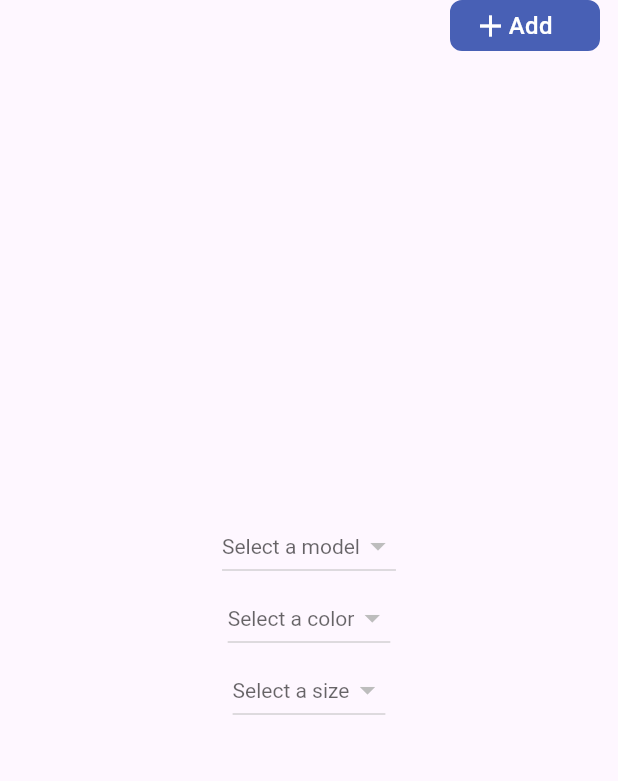
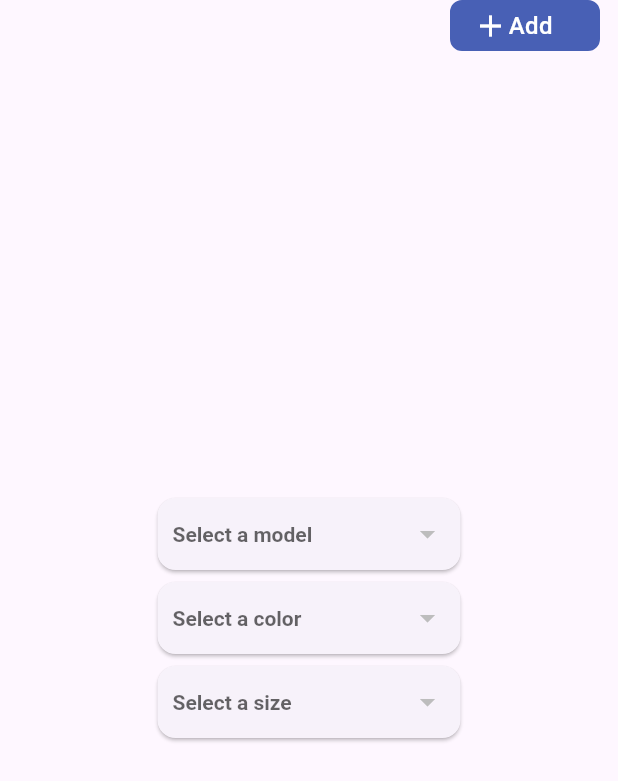
Before and after one commit to VijayAdithP/Bestshop-App, a Flutter app: the BillingPage screen opened directly with empty values, on a phone screen of 412 x 824 dp. Shown: the top 781 px of the screen. Run offline on Flutter 3.47's test engine with Material 3 defaults, Android fonts, the light colour scheme and no system bars; our stand-ins replace easy_stepper, fl_chart, get, shared_preferences; accounts and stored records are empty; network calls fail.

Commit message:
minor UI changes

```diff
--- a/lib/screens/add_stock.dart
+++ b/lib/screens/add_stock.dart
@@ -1,7 +1,6 @@
 // import 'dart:convert';
 // import 'package:newbestshop/utils/color.dart';
 import 'package:flutter/material.dart';
-import 'package:flutter/widgets.dart';
 // import 'package:http/http.dart' as http;
 import 'package:newbestshop/utils/api_endpoints.dart';
 import 'package:shared_preferences/shared_preferences.dart';
--- a/lib/screens/each_stock.dart/bill_page.dart
+++ b/lib/screens/each_stock.dart/bill_page.dart
@@ -176,10 +176,9 @@ class _BillingPageState extends State<BillingPage> {
       Iterable<Match> matches = digitRegExp.allMatches(input);
       quantityList =
           matches.map((match) => int.parse(match.group(0)!)).toList();
-      print('Quantity List: $quantityList');
+      // print('Quantity List: $quantityList');
     });
   }
-
 
   @override
   Widget build(BuildContext context) {
@@ -219,19 +218,34 @@ class _BillingPageState extends State<BillingPage> {
           child: Column(
             mainAxisAlignment: MainAxisAlignment.start,
             children: [
-              DropdownButton(
-                // borderRadius: BorderRadius.circular(20),
+              SizedBox(
+                width: 210,
+                child: Card(
+                  child: Center(
+                    child: DropdownButtonHideUnderline(
+                      child: Padding(
+                        padding: const EdgeInsets.only(right: 10, left: 10),
+                        child: DropdownButton(
+                          isExpanded: true,
+                          borderRadius: BorderRadius.circular(10),
+                          underline: const Text(""),
                           // dropdownColor: Colors.black,
                           focusColor: Colors.black,
                           // elevation: 10,
                           style: const TextStyle(color: Colors.black),
-                hint: const Text('Select a model'),
+                          hint: const Text(
+                            'Select a model',
+                            style: TextStyle(
+                              fontWeight: FontWeight.w600,
+                            ),
+                          ),
                           value: selectedModel,
                           onChanged: (newValue) async {
                             final SharedPreferences prefs =
                                 await SharedPreferences.getInstance();
                             prefs.setInt('selectedmodelId', newValue['id']);
-                  prefs.setString('selectedmodelname', newValue['name']);
+                            prefs.setString(
+                                'selectedmodelname', newValue['name']);
                             setState(() {
                               selectedModel = newValue;
                               selectedModelId = newValue['id'];
@@ -246,16 +260,36 @@ class _BillingPageState extends State<BillingPage> {
                             );
                           }).toList(),
                         ),
+                      ),
+                    ),
+                  ),
+                ),
+              ),
               // const SizedBox(height: 10),
-              DropdownButton(
+              SizedBox(
+                width: 210,
+                child: Card(
+                  child: Center(
+                    child: DropdownButtonHideUnderline(
+                      child: Padding(
+                        padding: const EdgeInsets.only(right: 10, left: 10),
+                        child: DropdownButton(
+                          isExpanded: true,
+                          borderRadius: BorderRadius.circular(10),
                           style: const TextStyle(color: Colors.black),
-                hint: const Text('Select a color'),
+                          hint: const Text(
+                            'Select a color',
+                            style: TextStyle(
+                              fontWeight: FontWeight.w600,
+                            ),
+                          ),
                           value: selectedColor,
                           onChanged: (newValue) async {
                             final SharedPreferences prefs =
                                 await SharedPreferences.getInstance();
                             prefs.setInt('selectedcolorId', newValue['id']);
-                  prefs.setString('selectedcolorname', newValue['name']);
+                            prefs.setString(
+                                'selectedcolorname', newValue['name']);
                             setState(() {
                               selectedColor = newValue;
                               selectedsizeId = newValue['id'];
@@ -270,27 +304,54 @@ class _BillingPageState extends State<BillingPage> {
                             );
                           }).toList(),
                         ),
+                      ),
+                    ),
+                  ),
+                ),
+              ),
               // const SizedBox(height: 20),
-              DropdownButton(
+              SizedBox(
+                width: 210,
+                child: Card(
+                  child: Center(
+                    child: DropdownButtonHideUnderline(
+                      child: Padding(
+                        padding: const EdgeInsets.only(right: 10, left: 10),
+                        child: DropdownButton(
+                          isExpanded: true,
+                          borderRadius: BorderRadius.circular(10),
+                          // underline: const Text(""),
                           style: const TextStyle(color: Colors.black),
-                hint: const Text('Select a size'),
+                          hint: const Text(
+                            'Select a size',
+                            style: TextStyle(
+                              fontWeight: FontWeight.w600,
+                            ),
+                          ),
                           value: selectedsize,
                           onChanged: (newValue) async {
                             final SharedPreferences prefs =
                                 await SharedPreferences.getInstance();
                             // prefs.setIntList('selectedsizeId', newValue['id']);
-                  prefs.setString('selectedsizename', newValue['name']);
+                            prefs.setString(
+                                'selectedsizename', newValue['name']);
                             sizeId = [newValue['id']];
                             setState(() {
                               selectedsize = newValue;
                             });
                           },
-                items: selectedsizelist.map<DropdownMenuItem<dynamic>>((item) {
+                          items: selectedsizelist
+                              .map<DropdownMenuItem<dynamic>>((item) {
                             return DropdownMenuItem<dynamic>(
                               value: item,
                               child: Text(item['name']),
                             );
                           }).toList(),
+                        ),
+                      ),
+                    ),
+                  ),
+                ),
               ),
               SizedBox(
                 width: 200,
--- a/lib/screens/each_stock.dart/categoty_page.dart
+++ b/lib/screens/each_stock.dart/categoty_page.dart
@@ -99,7 +99,7 @@ class _CategoryPageState extends State<CategoryPage> {
                             radius: 50,
                             backgroundImage: NetworkImage(
                               category.imagePath.isEmpty
-                                ? 'https://media.istockphoto.com/id/1226328537/vector/image-place-holder-with-a-gray-camera-icon.jpg?s=612x612&w=0&k=20&c=qRydgCNlE44OUSSoz5XadsH7WCkU59-l-dwrvZzhXsI='
+                                  ? "https://media.istockphoto.com/id/1226328537/vector/image-place-holder-with-a-gray-camera-icon.jpg?s=612x612&w=0&k=20&c=qRydgCNlE44OUSSoz5XadsH7WCkU59-l-dwrvZzhXsI="
                                   : '${ApiEndPoints.baseUrl}/${category.imagePath}',
                             ),
                           ),
@@ -123,8 +123,7 @@ class _CategoryPageState extends State<CategoryPage> {
 
                     prefs.setInt('selectedCategoryId', category.id);
                     prefs.setString('selectedCategoryname', category.name);
-                  prefs.setString(
-                      'selectedCategoryImg', category.imagePath);
+                    prefs.setString('selectedCategoryImg', category.imagePath);
                     widget.controller.animateToPage(1,
                         duration: const Duration(milliseconds: 300),
                         curve: Curves.easeIn);
--- a/lib/screens/each_stock.dart/itemname_page.dart
+++ b/lib/screens/each_stock.dart/itemname_page.dart
@@ -119,7 +119,9 @@ class _ItemNamePageState extends State<ItemNamePage> {
           Positioned.fill(
             top: 55,
             child: _isLoading
-                ? const Center(child: CircularProgressIndicator())
+                ? const Center(
+                    child: CircularProgressIndicator(),
+                  )
                 : GridView.builder(
                     gridDelegate:
                         const SliverGridDelegateWithFixedCrossAxisCount(
--- a/lib/utils/api_endpoints.dart
+++ b/lib/utils/api_endpoints.dart
@@ -1,5 +1,5 @@
 class ApiEndPoints {
-  static const String baseUrl = 'http://10.10.190.181:5000';
+  static const String baseUrl = 'http://10.10.185.76:5000';
   static AuthEndPoints authEndpoints = AuthEndPoints();
 }
 
```
Also changed, not shown: lib/screens/main_page.dart (+26 -11 lines), lib/screens/stocks.dart (+6 -5 lines), pubspec.yaml (+3 -9 lines), assets/images/place.png (renamed from assets/images/download (2).png), pubspec.lock, 5 other files. Lines whose indentation alone changed are shown as unchanged.
